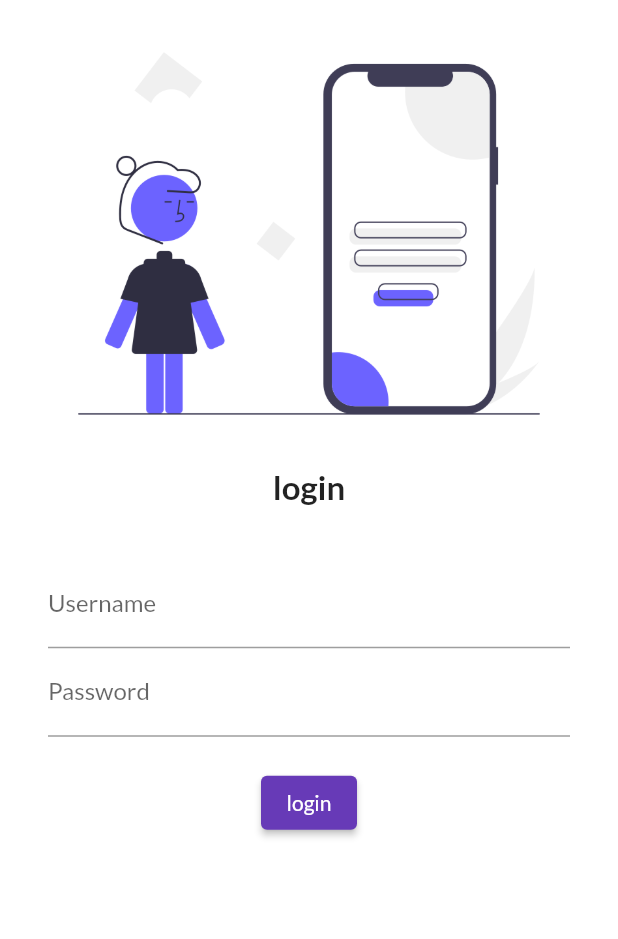
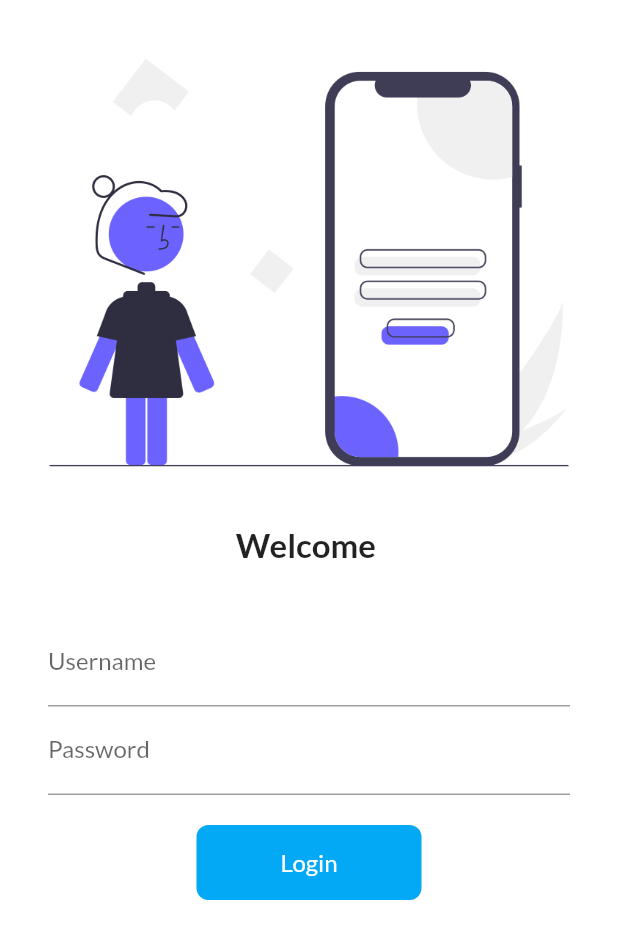
Before and after one commit to kwbishwanath/MYapp, a Flutter app: the screen it shows after launch, on a phone screen of 412 x 824 dp. Shown: the top 939 px of the screen. Run offline on Flutter 3.47's test engine with Material 2 defaults, Android fonts, the phone set to English and light mode, and no system bars; our stand-ins replace google_fonts.

Commit message:
day4 completed

```diff
--- a/sssi/lib/main.dart
+++ b/sssi/lib/main.dart
@@ -2,6 +2,7 @@ import 'package:flutter/material.dart';
 import 'package:sssi/pages/Homepage.dart';
 import 'package:sssi/pages/login_page.dart';
 import 'package:google_fonts/google_fonts.dart';
+import 'package:sssi/utils/routes.dart';
 
 void main() {
   runApp(MyApp());
@@ -20,9 +21,10 @@ class MyApp extends StatelessWidget {
           fontFamily: GoogleFonts.lato().fontFamily,
           primaryTextTheme: GoogleFonts.latoTextTheme(),
         ),
+        debugShowCheckedModeBanner: false,
         routes: {
           "/": (context) => login_page(),
-          "loginpage": (context) => login_page(),
+          MyRoutes.homeRoute: (context) => Homepage(),
         });
   }
 }
--- a/sssi/lib/pages/login_page.dart
+++ b/sssi/lib/pages/login_page.dart
@@ -1,21 +1,31 @@
 import 'package:flutter/material.dart';
 import 'package:google_fonts/google_fonts.dart';
+import 'package:sssi/utils/routes.dart';
 
-class login_page extends StatelessWidget {
+class login_page extends StatefulWidget {
   const login_page({super.key});
 
+  @override
+  State<login_page> createState() => _login_pageState();
+}
+
+class _login_pageState extends State<login_page> {
+  String name = "";
+  bool changeButton = false;
   @override
   Widget build(BuildContext context) {
     return Material(
         color: Colors.white,
+        child: SingleChildScrollView(
           child: Column(
             children: [
               Image.asset(
                 "assets/images/login_image.png",
                 fit: BoxFit.cover,
+                height: 350,
               ),
               Text(
-              "login",
+                "Welcome $name",
                 style: TextStyle(
                   fontSize: 22,
                   fontWeight: FontWeight.bold,
@@ -25,35 +35,85 @@ class login_page extends StatelessWidget {
                 height: 20.0,
               ),
               Padding(
-              padding:
-                  const EdgeInsets.symmetric(vertical: 16.0, horizontal: 32.0),
+                padding: const EdgeInsets.symmetric(
+                    vertical: 16.0, horizontal: 32.0),
                 child: Column(
                   children: [
                     TextFormField(
                       decoration: InputDecoration(
-                        hintText: "Username", labelText: "Username"),
+                        hintText: "Enter Username",
+                        labelText: "Username",
+                      ),
+                      onChanged: (value) {
+                        name = value;
+                        setState(() {});
+                      },
                     ),
                     TextFormField(
                       obscureText: true,
                       decoration: InputDecoration(
-                        hintText: "Enter Password", labelText: "Password"),
+                        hintText: "Enter Password",
+                        labelText: "Password",
+                      ),
                     ),
                     SizedBox(
                       height: 20.0,
                     ),
+                    // ElevatedButton(
+                    //   child: Text(
+                    //     "login",
+                    //     style: TextStyle(fontSize: 16),
+                    //   ),
+                    //   style: TextButton.styleFrom(
+                    //     minimumSize: Size(100, 50),
+                    //   ),
 
-                  ElevatedButton(
-                    child: Text("login"),
-                    style: TextButton.styleFrom(),
-                    onPressed: () {
-                      print("Hi aakash");
+                    //   onPressed: () {
+                    //     Navigator.pushNamed(context, MyRoutes.homeRoute);
+                    //   },
+                    // ),
+                    InkWell(
+                      //to make the container clickable
+                      onTap: () async {
+                        setState(() {
+                          changeButton = true;
+                        });
+
+                        await Future.delayed(Duration(seconds: 1));
+                        Navigator.pushNamed(context, MyRoutes.homeRoute);
                       },
-
+                      child: AnimatedContainer(
+                        duration: Duration(seconds: 1),
+                        width: changeButton ? 50 : 150,
+                        height: 50,
+                        alignment: Alignment.center,
+                        child: changeButton
+                            ? Icon(
+                                Icons.done,
+                                color: Colors.white,
+                              )
+                            : Text(
+                                "Login",
+                                style: TextStyle(
+                                  color: Colors.white,
+                                  fontSize: 16,
+                                ),
+                              ),
+                        decoration: BoxDecoration(
+                          color: Colors.lightBlue,
+                          // shape: changeButton
+                          //     ? BoxShape.circle
+                          //     : BoxShape.rectangle,
+                          borderRadius:
+                              BorderRadius.circular(changeButton ? 50 : 8),
+                        ),
+                      ),
                     ),
                   ],
                 ),
               )
             ],
+          ),
         ));
   }
 }
--- /dev/null
+++ b/sssi/lib/utils/routes.dart
@@ -0,0 +1,4 @@
+class MyRoutes {
+  static String loginRoute = "/loginRoute";
+  static String homeRoute = "/home";
+}
```
Lines whose indentation alone changed are shown as unchanged.
